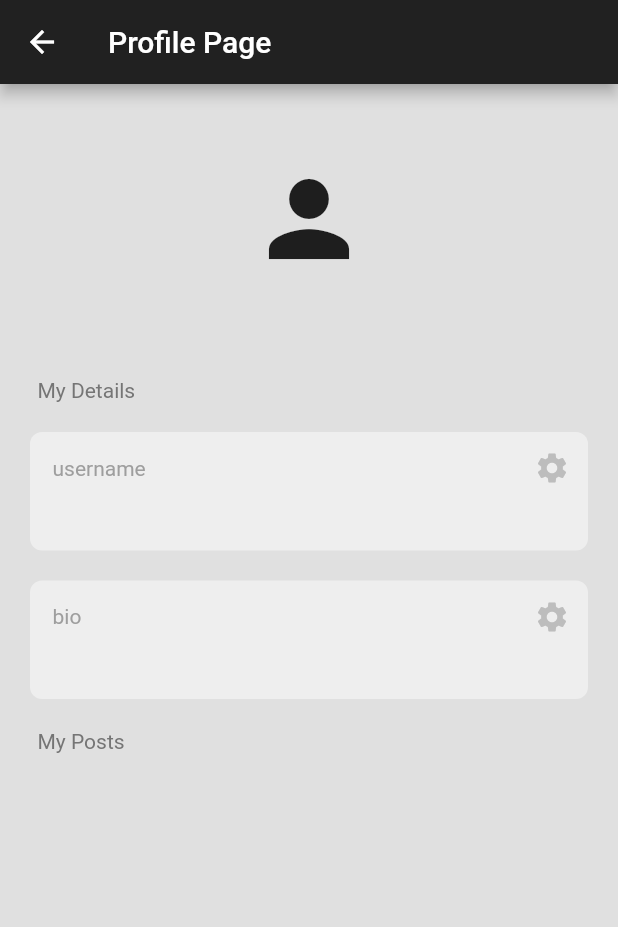
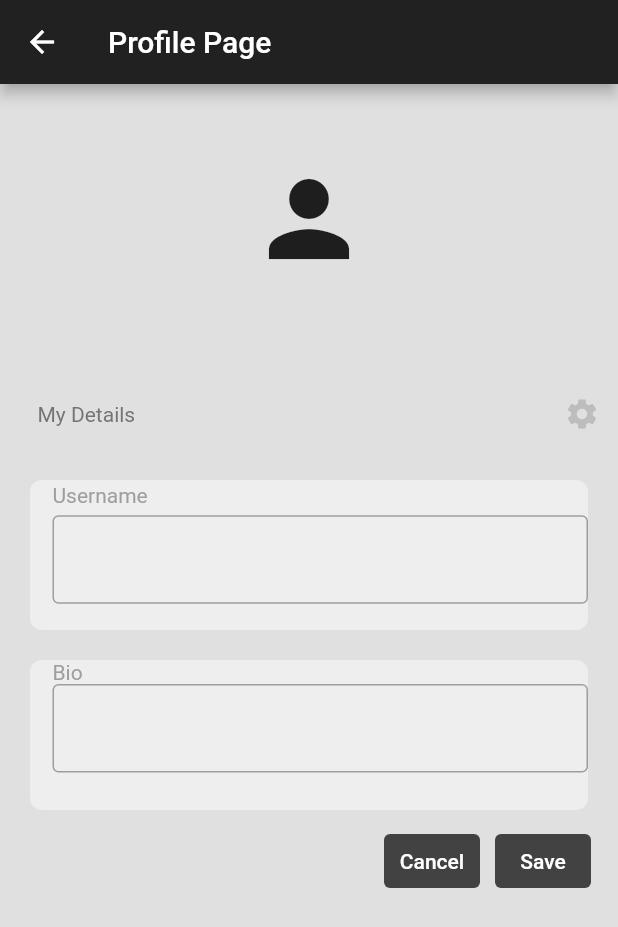
Before and after one commit to padfoot-16/Social-network, a Flutter app: the ProfilePage screen opened directly, after a tap on the "settings" icon, on a phone screen of 412 x 824 dp. Shown: the top 927 px of the screen. Run offline on Flutter 3.47's test engine with Material 2 defaults, Android fonts, the phone set to English and light mode, and no system bars; our stand-ins replace cloud_firestore, firebase_auth, firebase_core; accounts and stored records are empty.

Commit message:
profile page is completed

```diff
--- a/lib/components/textbox.dart
+++ b/lib/components/textbox.dart
@@ -15,6 +15,7 @@ class MyTextBox extends StatelessWidget {
   @override
   Widget build(BuildContext context) {
     return Container(
+      height: 100,
       decoration: BoxDecoration(
         color: Colors.grey[200],
         borderRadius: BorderRadius.circular(8)
@@ -23,40 +24,12 @@ class MyTextBox extends StatelessWidget {
       margin: const EdgeInsets.only(left: 20,right: 20,top: 20),
       child: Column(
         crossAxisAlignment: CrossAxisAlignment.start,
+        mainAxisAlignment: MainAxisAlignment.spaceAround,
         children: [
-          Row(
-            mainAxisAlignment: MainAxisAlignment.spaceBetween,
-            children: [
-              Text(sectionname,
-              style: TextStyle(color: Colors.grey[500]),),
-              IconButton(
-                onPressed: onPressed,
-               icon: const Icon(Icons.settings),color: Colors.grey[400],)
-            ],
-          ),
+          Text(sectionname,
+          style: TextStyle(color: Colors.grey[500]),),
 
           Text(text),
-          // Row(
-          //   mainAxisAlignment: MainAxisAlignment.end,
-          //   children: [
-          //     Padding(
-          //       padding: const EdgeInsets.all(8.0),
-          //       child: Container(
-          //         padding: EdgeInsets.all(8),
-          //         color: enabled ? Colors.grey[500]:Colors.red[200],
-          //         child: Text("Cancel"),),
-          //     ),
-          //     Padding(
-          //       padding: const EdgeInsets.all(8.0),
-          //       child: Container(
-          //         padding: EdgeInsets.all(8),
-          //         color: enabled ? Colors.grey[500]:Colors.red[200],
-          //         child: Text("SAve"),),
-          //     ),
-          //   ],
-          // )
-
-
         ],
       ),
     );
--- a/lib/pages/profilepage.dart
+++ b/lib/pages/profilepage.dart
@@ -1,7 +1,6 @@
 import 'package:cloud_firestore/cloud_firestore.dart';
 import 'package:firebase_auth/firebase_auth.dart';
 import 'package:flutter/material.dart';
-import 'package:socialapp/components/editedbox.dart';
 import 'package:socialapp/components/textbox.dart';
 
 class ProfilePage extends StatefulWidget {
@@ -18,62 +17,28 @@ class _ProfilePageState extends State<ProfilePage> {
   final biocontroller = TextEditingController();
   bool uenabled = false;
   bool benabled = false;
-  void toggleedit(String field,bool enabl){
+  bool enabled = false;
+  String uval = "";
+  String bval = "";
+  Future<void> toggleedit() async {
     setState(() {
-      enabl = !enabl;
+      enabled = !enabled;
     });
   }
-  Future<void> editfield(String field, data) async {
 
-    String newvalue = "";
-    if (field == "username") {
+  Future<void> editfield(
+    String field,
+    data,
+  ) async {
     setState(() {
-        unamecontroller.text = data;
+      enabled = !enabled;
     });
-      newvalue = unamecontroller.text;
-    } else {
-      setState(() {
-        biocontroller.text = data;
-      });
-      newvalue = biocontroller.text;
+
+    if (uval.trim().isNotEmpty) {
+      await userCollection.doc(currentuser.email).update({"username": uval});
     }
-    // await showDialog(
-    //     context: context,
-    //     builder: (context) => AlertDialog(
-    //           backgroundColor: Colors.grey[900],
-    //           title: Text(
-    //             "Edit $field",
-    //             style: const TextStyle(color: Colors.white),
-    //           ),
-    //           content: TextField(
-    //             autofocus: true,
-    //             style: const TextStyle(
-    //               color: Colors.white,
-    //             ),
-    //             decoration: InputDecoration(
-    //                 hintText: "Enter New $field",
-    //                 hintStyle: const TextStyle(color: Colors.grey)),
-    //             onChanged: (value) {
-    //               newvalue = value;
-    //             },
-    //           ),
-    //           actions: [
-    //             TextButton(
-    //                 onPressed: () => Navigator.pop(context),
-    //                 child: const Text(
-    //                   "Cancel",
-    //                   style: TextStyle(color: Colors.white),
-    //                 )),
-    //             TextButton(
-    //                 onPressed: () => Navigator.of(context).pop(newvalue),
-    //                 child: const Text(
-    //                   "Save",
-    //                   style: TextStyle(color: Colors.white),
-    //                 )),
-    //           ],
-    //         ));
-    if (newvalue.trim().length > 0) {
-      await userCollection.doc(currentuser.email).update({field: newvalue});
+    if (bval.isNotEmpty) {
+      await userCollection.doc(currentuser.email).update({"bio": bval});
     }
   }
 
@@ -110,6 +75,9 @@ class _ProfilePageState extends State<ProfilePage> {
                     const SizedBox(
                       height: 50,
                     ),
+                    Row(
+                      mainAxisAlignment: MainAxisAlignment.spaceBetween,
+                      children: [
                         Padding(
                           padding: const EdgeInsets.only(left: 25.0),
                           child: Text(
@@ -117,41 +85,141 @@ class _ProfilePageState extends State<ProfilePage> {
                             style: TextStyle(color: Colors.grey[600]),
                           ),
                         ),
-                    // utext=Text(unamecontroller.text),
-                    // unamecontroller.text = userdata["username"],
+                        IconButton(
+                          onPressed: toggleedit,
+                          icon: const Icon(Icons.settings),
+                          color: Colors.grey[400],
+                        )
+                      ],
+                    ),
+                    // // utext=Text(unamecontroller.text),
+                    // unamecontroller.text =userdata["username"],
                     // biocontroller.text = userdata["bio"],
-                    uenabled == false
+                    enabled == false
                         ? MyTextBox(
                             text: userdata['username'],
-                            sectionname: 'username',
+                            sectionname: 'Username',
                             onPressed: () =>
-                                toggleedit('username', uenabled),
-                          )
-                        : EditedBox(
-                            sectionname: 'username',
-                            fieldcontroller: unamecontroller,
-                            ontap: () =>
-                                editfield('username', userdata["username"])),
-                    benabled == false
+                                editfield('username', userdata["username"]))
+                        : Container(
+                            height: 100,
+                            decoration: BoxDecoration(
+                                color: Colors.grey[200],
+                                borderRadius: BorderRadius.circular(8)),
+                            padding:
+                                const EdgeInsets.only(left: 15, bottom: 15),
+                            margin: const EdgeInsets.only(
+                                left: 20, right: 20, top: 20),
+                            child: Column(
+                              crossAxisAlignment: CrossAxisAlignment.start,
+                              mainAxisAlignment: MainAxisAlignment.spaceAround,
+                              children: [
+                                Row(
+                                  mainAxisAlignment:
+                                      MainAxisAlignment.spaceBetween,
+                                  children: [
+                                    Text(
+                                      "Username",
+                                      style: TextStyle(color: Colors.grey[500]),
+                                    ),
+                                  ],
+                                ),
+                                TextField(
+                                  controller: unamecontroller,
+                                  cursorColor: Colors.grey[900],
+                                  decoration: InputDecoration(
+                                    enabledBorder: OutlineInputBorder(
+                                        borderSide: BorderSide(
+                                            color: Colors.grey.shade500)),
+                                    focusedBorder: OutlineInputBorder(
+                                        borderSide: BorderSide(
+                                            color: Colors.grey.shade400)),
+                                  ),
+                                  onChanged: (value) {
+                                    uval = value;
+                                  },
+                                ),
+                              ],
+                            ),
+                          ),
+                    enabled == false
                         ? MyTextBox(
                             text: userdata['bio'],
-                            sectionname: 'bio',
-                            onPressed: () => toggleedit('bio', benabled),
+                            sectionname: 'Bio',
+                            onPressed: () =>
+                                editfield('username', userdata["username"]),
                           )
-                        : EditedBox(
-                            sectionname: "Bio",
-                            fieldcontroller: biocontroller,
-                            ontap: () => editfield('bio', userdata["bio"])),
-                    const SizedBox(
-                      height: 20,
+                        : Container(
+                            height: 100,
+                            decoration: BoxDecoration(
+                                color: Colors.grey[200],
+                                borderRadius: BorderRadius.circular(8)),
+                            padding:
+                                const EdgeInsets.only(left: 15, bottom: 15),
+                            margin: const EdgeInsets.only(
+                                left: 20, right: 20, top: 20),
+                            child: Column(
+                              crossAxisAlignment: CrossAxisAlignment.start,
+                              children: [
+                                Row(
+                                  mainAxisAlignment:
+                                      MainAxisAlignment.spaceBetween,
+                                  children: [
+                                    Text(
+                                      "Bio",
+                                      style: TextStyle(color: Colors.grey[500]),
                                     ),
-                    Padding(
-                      padding: const EdgeInsets.only(left: 25.0),
-                      child: Text(
-                        "My Posts",
-                        style: TextStyle(color: Colors.grey[600]),
+                                  ],
+                                ),
+                                TextField(
+                                  controller: biocontroller,
+                                  cursorColor: Colors.grey[900],
+                                  decoration: InputDecoration(
+                                    enabledBorder: OutlineInputBorder(
+                                      borderSide: BorderSide(
+                                          color: Colors.grey.shade500),
+                                    ),
+                                    focusedBorder: OutlineInputBorder(
+                                        borderSide: BorderSide(
+                                            color: Colors.grey.shade400)),
+                                  ),
+                                  onChanged: (value) {
+                                    bval = value;
+                                  },
+                                ),
+                              ],
                             ),
                           ),
+                    enabled == true
+                        ? Padding(
+                          padding: const EdgeInsets.only(right:18.0,top: 10),
+                          child: Row(
+                              mainAxisAlignment: MainAxisAlignment.end,
+                              children: [
+                                TextButton(
+                                    onPressed: toggleedit,
+                                    style: ButtonStyle(
+                                        backgroundColor: MaterialStatePropertyAll(
+                                            Colors.grey[800])),
+                                    child: Text(
+                                      "Cancel",
+                                      style: TextStyle(color: Colors.white),
+                                    )),
+                                    SizedBox(width: 10,),
+                                TextButton(
+                                    onPressed: () => editfield(
+                                        'username', userdata["username"]),
+                                    style: ButtonStyle(
+                                        backgroundColor: MaterialStatePropertyAll(
+                                            Colors.grey[800])),
+                                    child: Text(
+                                      "Save",
+                                      style: TextStyle(color: Colors.white),
+                                    ))
+                              ],
+                            ),
+                        )
+                        : SizedBox(),
                   ],
                 );
               } else if (snapshot.hasError) {
```
Also changed, not shown: lib/components/editedbox.dart (deleted, +0 -75 lines), lib/helper/edit_or_no.dart (deleted, +0 -29 lines), pubspec.lock. Lines whose indentation alone changed are shown as unchanged.
